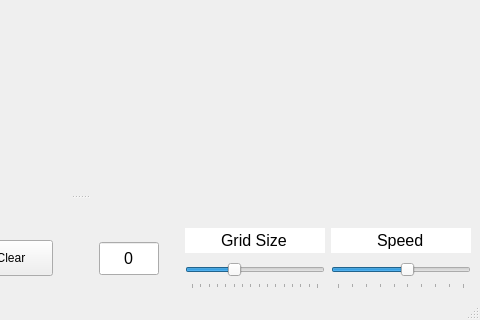
Old version of the form gamewindow.ui in the repository njraf/conways-game-of-life; both pictures show x 320 to 800 and y 280 to 600 of the 800 by 600 pixel window.
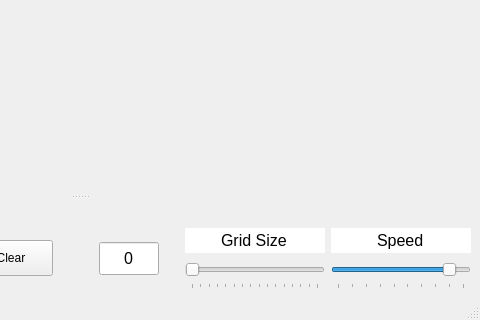
New version of the form.

Commit message:
Fixed a compilation error. Changed board size to smallest slider value. Changed speed to one under max value.
The board size and speed changes were made after testing with a small 7 inch screen with this running on raspberry pi.

```diff
--- a/gamewindow.ui
+++ b/gamewindow.ui
@@ -216,10 +216,10 @@
           <number>10</number>
          </property>
          <property name="value">
-          <number>5</number>
+          <number>0</number>
          </property>
          <property name="sliderPosition">
-          <number>5</number>
+          <number>0</number>
          </property>
          <property name="tracking">
           <bool>false</bool>
@@ -302,10 +302,10 @@
           <number>9</number>
          </property>
          <property name="value">
-          <number>5</number>
+          <number>8</number>
          </property>
          <property name="sliderPosition">
-          <number>5</number>
+          <number>8</number>
          </property>
          <property name="tracking">
           <bool>true</bool>
```
The commit also changes 1 other file.
